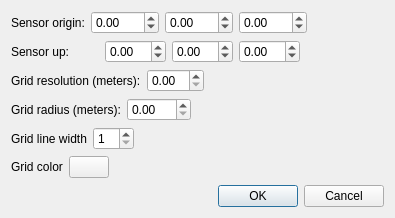
Qt form VelodyneHDL/images/vvGridAdjustmentDialog.ui (Kitware/VeloView) before a commit.
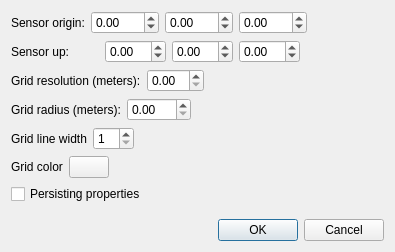
The same form after that commit.

Commit message: Add a grid properties persisting between openings option

Patch:
```diff
--- a/VelodyneHDL/images/vvGridAdjustmentDialog.ui
+++ b/VelodyneHDL/images/vvGridAdjustmentDialog.ui
@@ -7,7 +7,7 @@
     <x>0</x>
     <y>0</y>
     <width>395</width>
-    <height>218</height>
+    <height>252</height>
    </rect>
   </property>
   <property name="windowTitle">
@@ -239,6 +239,30 @@
      </item>
     </layout>
    </item>
+   <item>
+    <layout class="QHBoxLayout" name="horizontalLayout_7">
+     <item>
+      <widget class="QCheckBox" name="ShouldPropertiesPersist">
+       <property name="text">
+        <string>Persisting properties</string>
+       </property>
+      </widget>
+     </item>
+     <item>
+      <spacer name="horizontalSpacer_7">
+       <property name="orientation">
+        <enum>Qt::Horizontal</enum>
+       </property>
+       <property name="sizeHint" stdset="0">
+        <size>
+         <width>40</width>
+         <height>20</height>
+        </size>
+       </property>
+      </spacer>
+     </item>
+    </layout>
+   </item>
    <item>
     <spacer name="verticalSpacer">
      <property name="orientation">
```
The commit also changes 3 other files.
